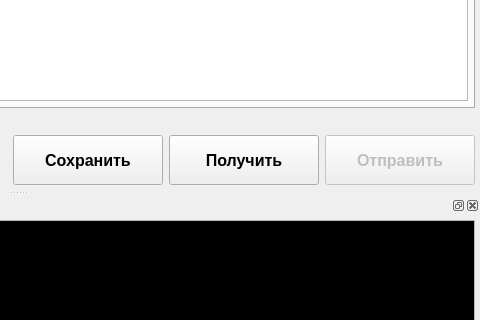
Old version of the form mainwindow.ui in the repository Erreke/TranslationProcessor; both pictures show x 445 to 925 and y 258 to 578 of the 925 by 692 pixel window.
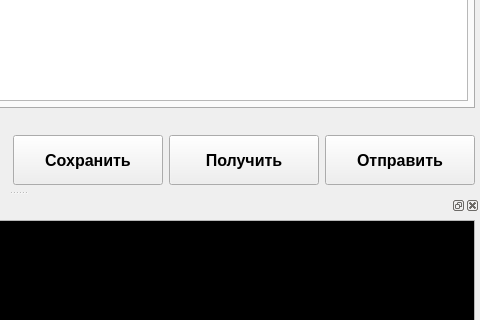
New version of the form. The open tabs and pages were chosen to show the change. Icons and pictures are not drawn.

Patch:
```diff
--- a/mainwindow.ui
+++ b/mainwindow.ui
@@ -301,7 +301,7 @@
        <item>
         <widget class="QPushButton" name="gitPushButton">
          <property name="enabled">
-          <bool>false</bool>
+          <bool>true</bool>
          </property>
          <property name="minimumSize">
           <size>
```
Left out of the diff: 10 changed lines with no effect on the pictures.
